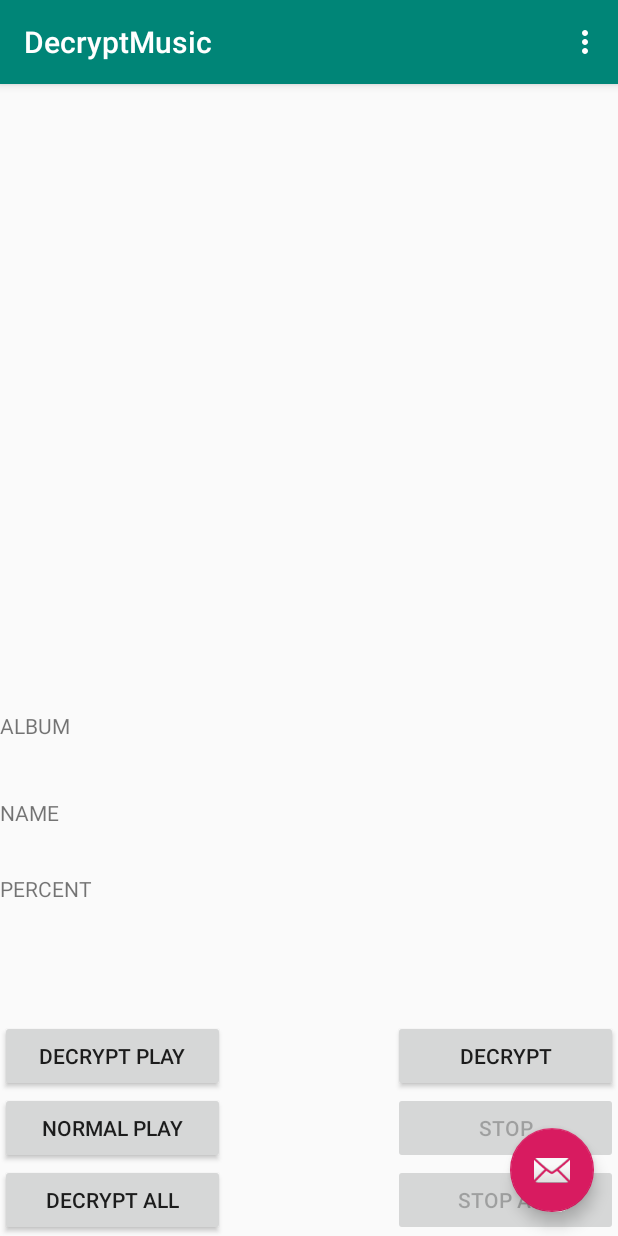
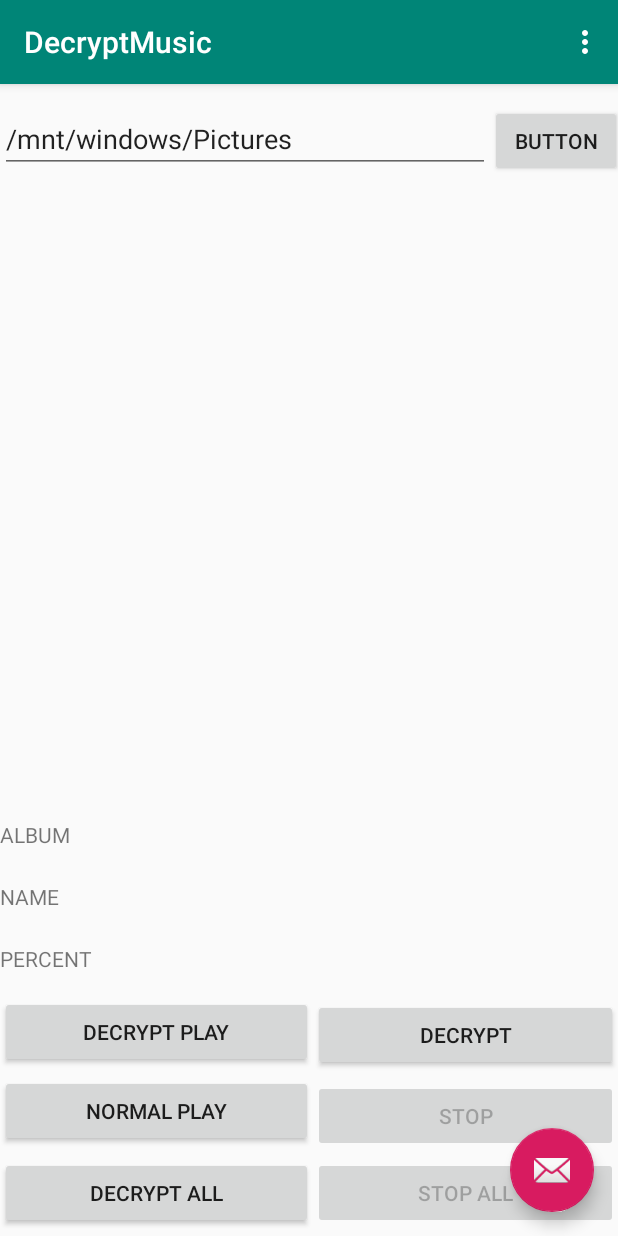
Before and after one commit to i-sync/DecryptMusic, an Android app: the screen it shows after launch (MainActivity), on a phone screen of 412 x 824 dp. Run offline under Robolectric (Android 15) with nearby library versions, the phone set to English and light mode, and no system bars.

Commit message:
update layout & add base path input.

```diff
--- a/app/src/main/java/com/example/decryptmusic/MainActivity.java
+++ b/app/src/main/java/com/example/decryptmusic/MainActivity.java
@@ -3,12 +3,14 @@ package com.example.decryptmusic;
 import android.os.Bundle;
 import android.os.Environment;
 import android.os.Handler;
+import android.text.TextUtils;
 import android.util.Log;
 import android.view.Menu;
 import android.view.MenuItem;
 import android.view.View;
 import android.widget.Button;
 import android.widget.TextView;
+import android.widget.Toast;
 
 import androidx.appcompat.app.AppCompatActivity;
 import androidx.appcompat.widget.Toolbar;
@@ -52,14 +54,30 @@ public class MainActivity extends AppCompatActivity {
     private RecyclerView rv_album;
     private RecyclerView rv_story;
 
+    private TextView txt_base_path;
+    private Button btn_base_path;
+
 
     private String rootPath = Environment.getExternalStorageDirectory().getPath();
     //private String downloadPath = Environment.getExternalStoragePublicDirectory(Environment.DIRECTORY_DOWNLOADS).getPath();
     //private String downloadPath = "/mnt/shared/Gen_share";
-    private String downloadPath = "/storage/emulated/0/Download";
-    private String dataPath = downloadPath + "/decrypt/data";
-    private String sourcePath = downloadPath + "/decrypt/source/"; //String.format("%1$s%4$s%2$s%4$s%3$s%4$s", rootPath, "Music", "source", File.separator);
-    private String destPath = downloadPath +  "/decrypt/dest/"; //String.format("%1$s%4$s%2$s%4$s%3$s%4$s", rootPath, "Music", "dest", File.separator);
+
+    //private String downloadPath = "/storage/emulated/0/Download";
+    private  String downloadPath = "/mnt/windows/Pictures";
+    public String dataPath(){
+        return downloadPath + "/decrypt/data";
+    }
+
+    public String sourcePath(){
+        return downloadPath + "/decrypt/source/";
+    }
+    //private String sourcePath = String.format("%1$s%4$s%2$s%4$s%3$s%4$s", rootPath, "Music", "source", File.separator);
+
+    public String destPath(){
+        return downloadPath +  "/decrypt/dest/";
+    }
+
+    //private String destPath = String.format("%1$s%4$s%2$s%4$s%3$s%4$s", rootPath, "Music", "dest", File.separator);
 
     private Handler mHandler;
 
@@ -105,8 +123,24 @@ public class MainActivity extends AppCompatActivity {
         btn_stop.setEnabled(false);
         btn_stop_all.setEnabled(false);
 
+        txt_base_path = findViewById(R.id.txt_base_path);
+        btn_base_path = findViewById(R.id.btn_base_path);
 
-        mediaPlayUtil = new MediaPlayUtil(sourcePath, destPath);
+        btn_base_path.setOnClickListener(new View.OnClickListener() {
+            @Override
+            public void onClick(View v) {
+                String base_path = String.valueOf(txt_base_path.getText());
+                if(!TextUtils.isEmpty(base_path)){
+                    downloadPath = base_path;
+                    Toast.makeText(getApplicationContext(), downloadPath, Toast.LENGTH_LONG).show();
+                    InitRecyclerView();
+                }
+            }
+        });
+        txt_base_path.setText(downloadPath);
+
+
+        mediaPlayUtil = new MediaPlayUtil(sourcePath(), destPath());
         mediaPlayUtil.txt_info = txt_percent;
 
         mHandler = new Handler();
@@ -116,7 +150,7 @@ public class MainActivity extends AppCompatActivity {
 
     private void InitRecyclerView()
     {
-        File dataFolder = new File(dataPath);
+        File dataFolder = new File(dataPath());
         if(!dataFolder.exists())
         {
             return;
@@ -233,9 +267,9 @@ public class MainActivity extends AppCompatActivity {
             return;
         }
         String albumStoryPath = story.getAlbum_name() + "/" + story.getName();
-        if (!new File(sourcePath + albumStoryPath).exists())
+        if (!new File(sourcePath()+ albumStoryPath).exists())
         {
-            txt_percent.setText("Source File doesn't exists!"+ sourcePath + albumStoryPath);
+            txt_percent.setText("Source File doesn't exists!"+ sourcePath() + albumStoryPath);
             return;
         }
         mediaPlayUtil.setMayday(story.getMayday());
@@ -270,23 +304,23 @@ public class MainActivity extends AppCompatActivity {
         }
         String albumStoryPath = story.getAlbum_name() + "/" + story.getName();
         // check source file if exists, if not, return
-        File sourceFile = new File(sourcePath + albumStoryPath);
+        File sourceFile = new File(sourcePath() + albumStoryPath);
         if (!sourceFile.exists())
         {
-            txt_percent.setText("Source File doesn't exists!"+ sourcePath + albumStoryPath);
+            txt_percent.setText("Source File doesn't exists!"+ sourcePath() + albumStoryPath);
             return;
         }
         // check dest file if exists, if true, return
-        File destFile = new File(destPath + albumStoryPath);
+        File destFile = new File(destPath() + albumStoryPath);
         if(destFile.exists())
         {
-            txt_percent.setText("Dest File exists!, return. " + destPath + albumStoryPath);
+            txt_percent.setText("Dest File exists!, return. " + destPath() + albumStoryPath);
             return;
         }
         // else, check album folder if exists, if not, create.
-        else if(!new File(destPath + story.getAlbum_name()).exists())
+        else if(!new File(destPath() + story.getAlbum_name()).exists())
         {
-            new File(destPath + story.getAlbum_name()).mkdir();
+            new File(destPath() + story.getAlbum_name()).mkdir();
         }
 
         // check story type, if not encrypt , direct copy file.
@@ -337,9 +371,9 @@ public class MainActivity extends AppCompatActivity {
             return;
         }
         String albumStoryPath = story.getAlbum_name() + "/" + story.getName();
-        if (!new File(destPath + albumStoryPath).exists())
+        if (!new File(destPath() + albumStoryPath).exists())
         {
-            txt_percent.setText("Dest File doesn't exists!"+ destPath + albumStoryPath);
+            txt_percent.setText("Dest File doesn't exists!"+ destPath() + albumStoryPath);
             return;
         }
         mediaPlayUtil.setFileName(albumStoryPath);
@@ -446,36 +480,36 @@ public class MainActivity extends AppCompatActivity {
                 //
                 final String albumStoryPath = story.getAlbum_name() + "/" + story.getName();
                 // check source file if exists, if not, return
-                File sourceFile = new File(sourcePath + albumStoryPath);
+                File sourceFile = new File(sourcePath() + albumStoryPath);
                 if (!sourceFile.exists())
                 {
                     mHandler.post(new Runnable() {
                         @Override
                         public void run() {
-                            txt_name.setText("Source File doesn't exists!"+ sourcePath + albumStoryPath);
+                            txt_name.setText("Source File doesn't exists!"+ sourcePath() + albumStoryPath);
                         }
                     });
-                    Log.i("Story Album", String.format("============> %s", "Source File doesn't exists!"+ sourcePath + albumStoryPath));
+                    Log.i("Story Album", String.format("============> %s", "Source File doesn't exists!"+ sourcePath() + albumStoryPath));
                     continue;
                 }
                 // check dest file if exists, if true, return
-                File destFile = new File(destPath + albumStoryPath);
+                File destFile = new File(destPath() + albumStoryPath);
                 if(destFile.exists())
                 {
                     mHandler.post(new Runnable() {
                         @Override
                         public void run() {
-                            txt_name.setText("Dest File exists!, return. " + destPath + albumStoryPath);
+                            txt_name.setText("Dest File exists!, return. " + destPath() + albumStoryPath);
                         }
                     });
 
-                    Log.i("Story Album", String.format("============> %s", "Dest File exists!, return. " + destPath + albumStoryPath));
+                    Log.i("Story Album", String.format("============> %s", "Dest File exists!, return. " + destPath() + albumStoryPath));
                     continue;
                 }
                 // else, check album folder if exists, if not, create.
-                else if(!new File(destPath + story.getAlbum_name()).exists())
+                else if(!new File(destPath() + story.getAlbum_name()).exists())
                 {
-                    new File(destPath + story.getAlbum_name()).mkdir();
+                    new File(destPath() + story.getAlbum_name()).mkdir();
                 }
 
                 // check story type, if not encrypt , direct copy file.
--- a/app/src/main/res/layout/content_main.xml
+++ b/app/src/main/res/layout/content_main.xml
@@ -13,107 +13,211 @@
         android:layout_width="0dp"
         android:layout_height="wrap_content"
         android:text="ALBUM"
-        app:layout_constraintBottom_toBottomOf="parent"
-        app:layout_constraintHorizontal_bias="1.0"
+        app:layout_constraintBottom_toTopOf="@+id/guideline3"
+        app:layout_constraintHorizontal_bias="0.0"
         app:layout_constraintLeft_toLeftOf="parent"
         app:layout_constraintRight_toRightOf="parent"
-        app:layout_constraintTop_toTopOf="parent"
-        app:layout_constraintVertical_bias="0.589" />
+        app:layout_constraintTop_toTopOf="@+id/guideline2" />
 
     <TextView
         android:id="@+id/txt_percent"
         android:layout_width="0dp"
         android:layout_height="wrap_content"
         android:text="PERCENT"
-        app:layout_constraintBottom_toBottomOf="parent"
+        app:layout_constraintBottom_toTopOf="@+id/guideline5"
         app:layout_constraintHorizontal_bias="0.0"
         app:layout_constraintLeft_toLeftOf="parent"
         app:layout_constraintRight_toRightOf="parent"
-        app:layout_constraintTop_toTopOf="parent"
-        app:layout_constraintVertical_bias="0.724" />
+        app:layout_constraintTop_toTopOf="@+id/guideline4" />
 
     <TextView
         android:id="@+id/txt_name"
         android:layout_width="0dp"
         android:layout_height="wrap_content"
         android:text="NAME"
-        app:layout_constraintBottom_toBottomOf="parent"
+        app:layout_constraintBottom_toTopOf="@+id/guideline4"
         app:layout_constraintHorizontal_bias="1.0"
         app:layout_constraintLeft_toLeftOf="parent"
         app:layout_constraintRight_toRightOf="parent"
-        app:layout_constraintTop_toTopOf="parent"
-        app:layout_constraintVertical_bias="0.661" />
+        app:layout_constraintTop_toTopOf="@+id/guideline3"
+        app:layout_constraintVertical_bias="0.5" />
 
     <Button
         android:id="@+id/btn_decrypt_play"
-        android:layout_width="150dp"
+        android:layout_width="0dp"
         android:layout_height="wrap_content"
         android:onClick="doDecryptPlay"
         android:text="Decrypt Play"
-        app:layout_constraintBottom_toTopOf="@+id/btn_normal_play"
-        app:layout_constraintStart_toStartOf="parent" />
+        app:layout_constraintBottom_toTopOf="@+id/guideline6"
+        app:layout_constraintEnd_toStartOf="@+id/guideline8"
+        app:layout_constraintStart_toStartOf="parent"
+        app:layout_constraintTop_toTopOf="@+id/guideline5" />
 
     <Button
         android:id="@+id/btn_decrypt"
-        android:layout_width="150dp"
+        android:layout_width="0dp"
         android:layout_height="wrap_content"
         android:onClick="doDecrypt"
         android:text="Decrypt"
         app:layout_constraintBottom_toTopOf="@+id/btn_stop"
-        app:layout_constraintEnd_toEndOf="parent" />
+        app:layout_constraintEnd_toEndOf="parent"
+        app:layout_constraintStart_toEndOf="@+id/btn_decrypt_play"
+        app:layout_constraintTop_toTopOf="@+id/guideline5" />
 
     <Button
         android:id="@+id/btn_decrypt_all"
-        android:layout_width="150dp"
+        android:layout_width="0dp"
         android:layout_height="wrap_content"
         android:onClick="doDecryptAll"
         android:text="Decrypt All"
         app:layout_constraintBottom_toBottomOf="parent"
-        app:layout_constraintStart_toStartOf="parent" />
+        app:layout_constraintEnd_toStartOf="@+id/btn_stop_all"
+        app:layout_constraintStart_toStartOf="parent"
+        app:layout_constraintTop_toTopOf="@+id/guideline7" />
 
     <Button
         android:id="@+id/btn_normal_play"
-        android:layout_width="150dp"
+        android:layout_width="0dp"
         android:layout_height="wrap_content"
         android:onClick="doNormalPlay"
         android:text="Normal Play"
-        app:layout_constraintBottom_toTopOf="@+id/btn_decrypt_all"
-        app:layout_constraintStart_toStartOf="parent" />
+        app:layout_constraintBottom_toTopOf="@+id/guideline7"
+        app:layout_constraintEnd_toStartOf="@+id/guideline8"
+        app:layout_constraintHorizontal_bias="0.275"
+        app:layout_constraintStart_toStartOf="parent"
+        app:layout_constraintTop_toTopOf="@+id/guideline6"
+        app:layout_constraintVertical_bias="0.0" />
 
     <Button
         android:id="@+id/btn_stop"
-        android:layout_width="150dp"
+        android:layout_width="0dp"
         android:layout_height="wrap_content"
         android:onClick="stopPlay"
         android:text="Stop"
         app:layout_constraintBottom_toTopOf="@+id/btn_stop_all"
-        app:layout_constraintEnd_toEndOf="parent" />
+        app:layout_constraintEnd_toEndOf="parent"
+        app:layout_constraintStart_toEndOf="@+id/btn_normal_play"
+        app:layout_constraintTop_toTopOf="@+id/guideline6" />
 
     <Button
         android:id="@+id/btn_stop_all"
-        android:layout_width="150dp"
+        android:layout_width="0dp"
         android:layout_height="wrap_content"
         android:onClick="stopDecryptAll"
         android:text="Stop All"
         app:layout_constraintBottom_toBottomOf="parent"
-        app:layout_constraintEnd_toEndOf="parent" />
+        app:layout_constraintEnd_toEndOf="parent"
+        app:layout_constraintStart_toStartOf="@+id/guideline8"
+        app:layout_constraintTop_toTopOf="@+id/guideline7" />
 
     <androidx.recyclerview.widget.RecyclerView
         android:id="@+id/rv_album"
-        android:layout_width="197dp"
-        android:layout_height="260dp"
-        android:layout_marginTop="60dp"
+        android:layout_width="0dp"
+        android:layout_height="0dp"
+        app:layout_constraintBottom_toTopOf="@+id/guideline2"
         app:layout_constraintEnd_toStartOf="@+id/rv_story"
-        app:layout_constraintTop_toTopOf="parent">
+        app:layout_constraintStart_toStartOf="parent"
+        app:layout_constraintTop_toTopOf="@+id/guideline">
 
     </androidx.recyclerview.widget.RecyclerView>
 
     <androidx.recyclerview.widget.RecyclerView
         android:id="@+id/rv_story"
-        android:layout_width="197dp"
-        android:layout_height="260dp"
-        android:layout_marginTop="60dp"
-        app:layout_constraintStart_toEndOf="@+id/rv_album"
-        app:layout_constraintTop_toTopOf="parent" />
+        android:layout_width="0dp"
+        android:layout_height="0dp"
+        app:layout_constraintBottom_toTopOf="@+id/guideline2"
+        app:layout_constraintEnd_toEndOf="parent"
+        app:layout_constraintHorizontal_bias="0.0"
+        app:layout_constraintStart_toStartOf="@+id/guideline8"
+        app:layout_constraintTop_toTopOf="@+id/guideline"
+        app:layout_constraintVertical_bias="0.0" />
+
+    <androidx.constraintlayout.widget.Guideline
+        android:id="@+id/guideline"
+        android:layout_width="wrap_content"
+        android:layout_height="wrap_content"
+        android:orientation="horizontal"
+        app:layout_constraintGuide_percent="0.14" />
+
+    <androidx.constraintlayout.widget.Guideline
+        android:id="@+id/guideline2"
+        android:layout_width="wrap_content"
+        android:layout_height="wrap_content"
+        android:orientation="horizontal"
+        app:layout_constraintGuide_percent="0.65" />
+
+    <androidx.constraintlayout.widget.Guideline
+        android:id="@+id/guideline3"
+        android:layout_width="wrap_content"
+        android:layout_height="wrap_content"
+        android:orientation="horizontal"
+        app:layout_constraintGuide_percent="0.7" />
+
+    <androidx.constraintlayout.widget.Guideline
+        android:id="@+id/guideline4"
+        android:layout_width="wrap_content"
+        android:layout_height="wrap_content"
+        android:orientation="horizontal"
+        app:layout_constraintGuide_percent="0.75" />
+
+    <androidx.constraintlayout.widget.Guideline
+        android:id="@+id/guideline5"
+        android:layout_width="wrap_content"
+        android:layout_height="wrap_content"
+        android:orientation="horizontal"
+        app:layout_constraintGuide_percent="0.8" />
+
+    <androidx.constraintlayout.widget.Guideline
+        android:id="@+id/guideline6"
+        android:layout_width="wrap_content"
+        android:layout_height="wrap_content"
+        android:orientation="horizontal"
+        app:layout_constraintGuide_percent="0.87" />
+
+    <androidx.constraintlayout.widget.Guideline
+        android:id="@+id/guideline7"
+        android:layout_width="wrap_content"
+        android:layout_height="wrap_content"
+        android:orientation="horizontal"
+        app:layout_constraintGuide_percent="0.93" />
+
+    <androidx.constraintlayout.widget.Guideline
+        android:id="@+id/guideline8"
+        android:layout_width="wrap_content"
+        android:layout_height="wrap_content"
+        android:orientation="vertical"
+        app:layout_constraintGuide_percent="0.5060827" />
+
+    <EditText
+        android:id="@+id/txt_base_path"
+        android:layout_width="0dp"
+        android:layout_height="wrap_content"
+        android:ems="10"
+        android:inputType="text"
+        android:text="Name"
+        app:layout_constraintBottom_toTopOf="@+id/guideline"
+        app:layout_constraintEnd_toStartOf="@+id/btn_base_path"
+        app:layout_constraintHorizontal_bias="0.5"
+        app:layout_constraintStart_toStartOf="parent" />
+
+    <androidx.constraintlayout.widget.Guideline
+        android:id="@+id/guideline9"
+        android:layout_width="wrap_content"
+        android:layout_height="wrap_content"
+        android:orientation="vertical"
+        app:layout_constraintGuide_percent="0.8" />
+
+    <Button
+        android:id="@+id/btn_base_path"
+        android:layout_width="wrap_content"
+        android:layout_height="wrap_content"
+        android:layout_marginBottom="8dp"
+        android:text="Button"
+        app:layout_constraintBaseline_toBaselineOf="@+id/txt_base_path"
+        app:layout_constraintBottom_toTopOf="@+id/guideline"
+        app:layout_constraintEnd_toEndOf="parent"
+        app:layout_constraintHorizontal_bias="0.5"
+        app:layout_constraintStart_toEndOf="@+id/txt_base_path"
+        app:layout_constraintStart_toStartOf="@+id/guideline9" />
 
 </androidx.constraintlayout.widget.ConstraintLayout>
```
